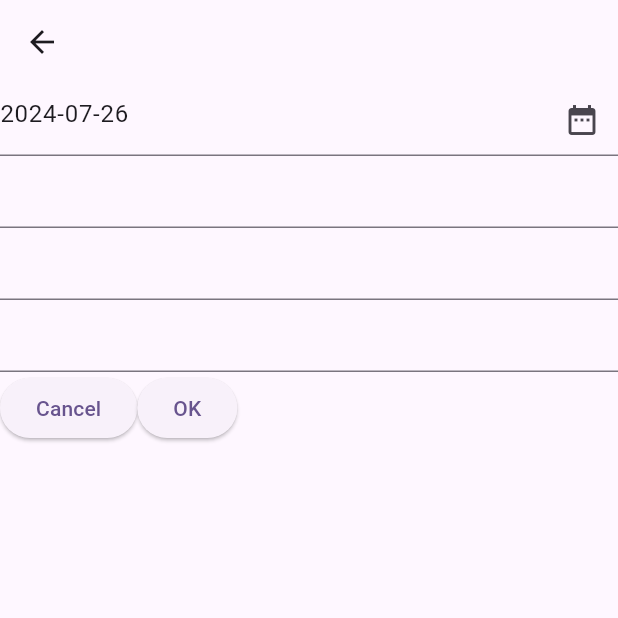
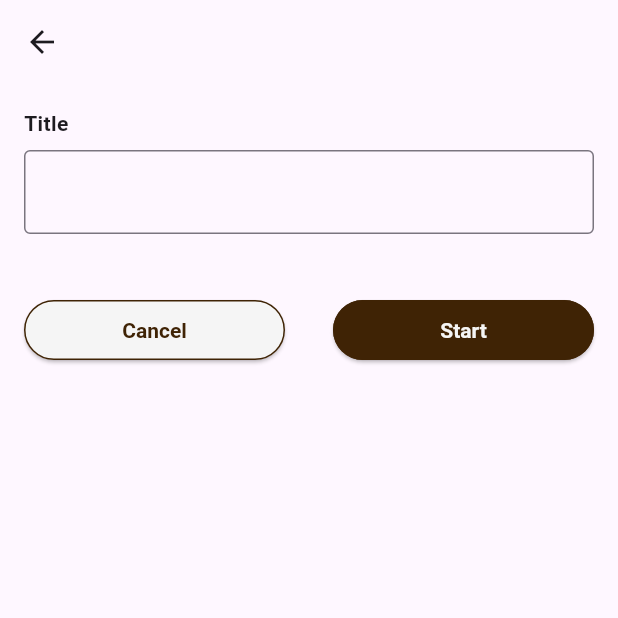
Before and after one commit to Zer0-01/Flutter-Attendance-Application, a Flutter app: the screen it shows after launch, after a tap on "Scanner", on a phone screen of 412 x 824 dp, the top half of it. Run offline on Flutter 3.47's test engine with Material 3 defaults, Android fonts, the phone set to English and light mode, and no system bars.

Commit message:
feat: create session feature

```diff
--- /dev/null
+++ b/lib/features/scanner/view/scanner_view.dart
@@ -0,0 +1,19 @@
+import 'package:flutter/material.dart';
+
+class ScannerView extends StatefulWidget {
+  static const String id = 'scanner_view';
+
+  const ScannerView({super.key});
+
+  @override
+  State<ScannerView> createState() => _ScannerViewState();
+}
+
+class _ScannerViewState extends State<ScannerView> {
+  @override
+  Widget build(BuildContext context) {
+    return Scaffold(
+      appBar: AppBar(),
+    );
+  }
+}
--- a/lib/features/session/view/session_view.dart
+++ b/lib/features/session/view/session_view.dart
@@ -1,5 +1,8 @@
 import 'package:flutter/material.dart';
 import 'package:flutter_attendance_application/features/session/view_model/session_view_model.dart';
+import 'package:flutter_attendance_application/features/session/widget/session_elevated_button_widget.dart';
+import 'package:flutter_attendance_application/features/session/widget/session_text_form_field_widget.dart';
+import 'package:flutter_attendance_application/res/app_colors.dart';
 import 'package:provider/provider.dart';
 
 class SessionView extends StatefulWidget {
@@ -13,9 +16,9 @@ class SessionView extends StatefulWidget {
 
 class _SessionViewState extends State<SessionView> {
   SessionViewModel vm = SessionViewModel();
+  final GlobalKey<FormState> _formKey = GlobalKey<FormState>();
   @override
   void initState() {
-    // TODO: implement initState
     super.initState();
     vm.init();
   }
@@ -28,73 +31,59 @@ class _SessionViewState extends State<SessionView> {
         create: (context) => vm,
         child: Consumer<SessionViewModel>(
           builder: (context, vm, child) {
-            return Form(
+            return Padding(
+              padding: const EdgeInsets.all(16.0),
+              child: Form(
+                key: _formKey,
                 child: Column(
                   children: [
-                  TextFormField(
-                    controller: vm.dateController,
-                    decoration: InputDecoration(
-                      suffixIcon: IconButton(
+                    SessionTextFormFieldWidget(
+                      labelText: 'Title',
+                      validator: mandatoryValidator,
+                    ),
+                    const SizedBox(height: 40.0),
+                    Row(
+                      mainAxisAlignment: MainAxisAlignment.center,
+                      children: [
+                        Expanded(
+                          child: SessionElevatedButtonWidget(
+                              label: 'Cancel',
+                              backgroundColor: AppColors.secondaryColor,
+                              foregroundColor: AppColors.primaryColor,
+                              borderColor: AppColors.primaryColor,
                               onPressed: () {
-                          vm.displayDatePicker(context);
-                        },
-                        icon: Icon(Icons.date_range),
+                                vm.cancel(context);
+                              }),
                         ),
-                    ),
-                  ),
-                  TextFormField(),
-                  TextFormField(),
-                  TextFormField(),
-                  Row(
-                    children: [
-                      ElevatedButton(
-                        onPressed: () {},
-                        child: Text('Cancel'),
-                      ),
-                      ElevatedButton(
-                        onPressed: () {},
-                        child: Text('OK'),
+                        const SizedBox(width: 32.0),
+                        Expanded(
+                          child: SessionElevatedButtonWidget(
+                              label: 'Start',
+                              backgroundColor: AppColors.primaryColor,
+                              foregroundColor: AppColors.secondaryColor,
+                              borderColor: AppColors.primaryColor,
+                              onPressed: () {
+                                if (_formKey.currentState!.validate()) {
+                                  vm.start(context);
+                                }
+                              }),
                         ),
                       ],
-                  )
+                    ),
                   ],
+                ),
               ),
             );
           },
-          child: Form(
-            child: Column(
-              children: [
-                TextFormField(
-                  controller: vm.dateController,
-                  decoration: InputDecoration(
-                    suffixIcon: IconButton(
-                      onPressed: () {
-                        vm.displayDatePicker(context);
-                      },
-                      icon: Icon(Icons.date_range),
-                    ),
-                  ),
-                ),
-                TextFormField(),
-                TextFormField(),
-                TextFormField(),
-                Row(
-                  children: [
-                    ElevatedButton(
-                      onPressed: () {},
-                      child: Text('Cancel'),
-                    ),
-                    ElevatedButton(
-                      onPressed: () {},
-                      child: Text('OK'),
-                    ),
-                  ],
-                )
-              ],
-            ),
-          ),
         ),
       ),
     );
   }
+
+  String? mandatoryValidator(String? value) {
+    if (value == null || value.isEmpty) {
+      return 'This field is required';
     }
+    return null;
+  }
+}
--- a/lib/features/session/view_model/session_view_model.dart
+++ b/lib/features/session/view_model/session_view_model.dart
@@ -1,33 +1,34 @@
 import 'package:flutter/material.dart';
-import 'package:intl/intl.dart';
+import 'package:flutter_attendance_application/features/scanner/view/scanner_view.dart';
+import 'package:flutter_attendance_application/utils/date_time_utils.dart';
 
 class SessionViewModel extends ChangeNotifier {
+  TextEditingController titleController = TextEditingController();
   TextEditingController dateController = TextEditingController();
-  DateTime? date;
-  DateFormat dateFormat = DateFormat("yyyy-MM-dd");
 
   void init() {
-    dateController.text = dateFormat.format(DateTime.now());
+    _setInitialDate();
+  }
 
+  void start(BuildContext context) {
+    _navigateToScannerView(context);
+  }
+
+  void cancel(BuildContext context) {
+    _dismiss(context);
+  }
+
+  //Private Function
+  void _setInitialDate() {
+    dateController.text = DateTimeUtils.formatDate(DateTime.now());
     notifyListeners();
   }
 
-  Future<void> displayDatePicker(BuildContext context) async {
-    DateTime selected = DateTime.now();
-    DateTime initial = DateTime(2000);
-    DateTime last = DateTime.now();
-    date = await showDatePicker(
-      context: context,
-      initialDate: selected,
-      firstDate: initial,
-      lastDate: last,
-    );
-
-    if (date != null) {
-      dateController.text = dateFormat.format(date!);
-    }
-    notifyListeners();
+  void _navigateToScannerView(BuildContext context) {
+    Navigator.pushNamed(context, ScannerView.id);
   }
 
-  Future<void> startSession() async {}
+  void _dismiss(BuildContext context) {
+    Navigator.pop(context);
+  }
 }
--- /dev/null
+++ b/lib/features/session/widget/session_elevated_button_widget.dart
@@ -0,0 +1,30 @@
+import 'package:flutter/material.dart';
+
+class SessionElevatedButtonWidget extends StatelessWidget {
+  final void Function()? onPressed;
+  final String label;
+  final Color? backgroundColor;
+  final Color? foregroundColor;
+  final Color borderColor;
+  const SessionElevatedButtonWidget(
+      {super.key,
+      this.onPressed,
+      required this.label,
+      this.backgroundColor,
+      this.foregroundColor,
+      required this.borderColor});
+
+  @override
+  Widget build(BuildContext context) {
+    return ElevatedButton(
+      onPressed: onPressed,
+      style: ElevatedButton.styleFrom(
+        backgroundColor: backgroundColor,
+        foregroundColor: foregroundColor,
+        side: BorderSide(color: borderColor),
+        textStyle: const TextStyle(fontWeight: FontWeight.bold),
+      ),
+      child: Text(label),
+    );
+  }
+}
--- /dev/null
+++ b/lib/features/session/widget/session_text_form_field_widget.dart
@@ -0,0 +1,32 @@
+import 'package:flutter/material.dart';
+
+class SessionTextFormFieldWidget extends StatelessWidget {
+  final String labelText;
+  final TextEditingController? controller;
+  final String? Function(String?)? validator;
+  final Widget? suffixIcon;
+  const SessionTextFormFieldWidget(
+      {super.key, required this.labelText, this.controller, this.validator, this.suffixIcon});
+
+  @override
+  Widget build(BuildContext context) {
+    return Column(
+      crossAxisAlignment: CrossAxisAlignment.start,
+      children: <Widget>[
+        Text(
+          labelText,
+          style: const TextStyle(fontWeight: FontWeight.bold),
+        ),
+        const SizedBox(height: 8.0),
+        TextFormField(
+          controller: controller,
+          validator: validator,
+          decoration: InputDecoration(
+            border: const OutlineInputBorder(),
+            suffixIcon: suffixIcon,
+          ),
+        ),
+      ],
+    );
+  }
+}
--- a/lib/main.dart
+++ b/lib/main.dart
@@ -1,5 +1,6 @@
 import 'package:flutter/material.dart';
 import 'package:flutter_attendance_application/features/home/view/home_view.dart';
+import 'package:flutter_attendance_application/features/scanner/view/scanner_view.dart';
 import 'package:flutter_attendance_application/features/session/view/session_view.dart';
 import 'package:flutter_attendance_application/features/splash/view/splash_view.dart';
 
@@ -21,6 +22,7 @@ class MyApp extends StatelessWidget {
         SplashView.id: (context) => const SplashView(),
         HomeView.id: (context) => const HomeView(),
         SessionView.id: (context) => const SessionView(),
+        ScannerView.id: (context) => const ScannerView(),
       },
       theme: ThemeData(
         // This is the theme of your application.
--- /dev/null
+++ b/lib/res/app_colors.dart
@@ -0,0 +1,8 @@
+import 'package:flutter/material.dart';
+
+class AppColors {
+  static const Color primaryColor = Color(0xff3F2305);
+  static const Color secondaryColor = Color(0xffF5F5F5);
+
+
+}
--- /dev/null
+++ b/lib/utils/date_time_utils.dart
@@ -0,0 +1,10 @@
+import 'package:intl/intl.dart';
+
+class DateTimeUtils {
+  DateTimeUtils._();
+
+  static String formatDate(DateTime date) {
+    final DateFormat formatter = DateFormat('dd-MM-yyyy');
+    return formatter.format(date);
+  }
+}
```
Lines whose indentation alone changed are shown as unchanged.
